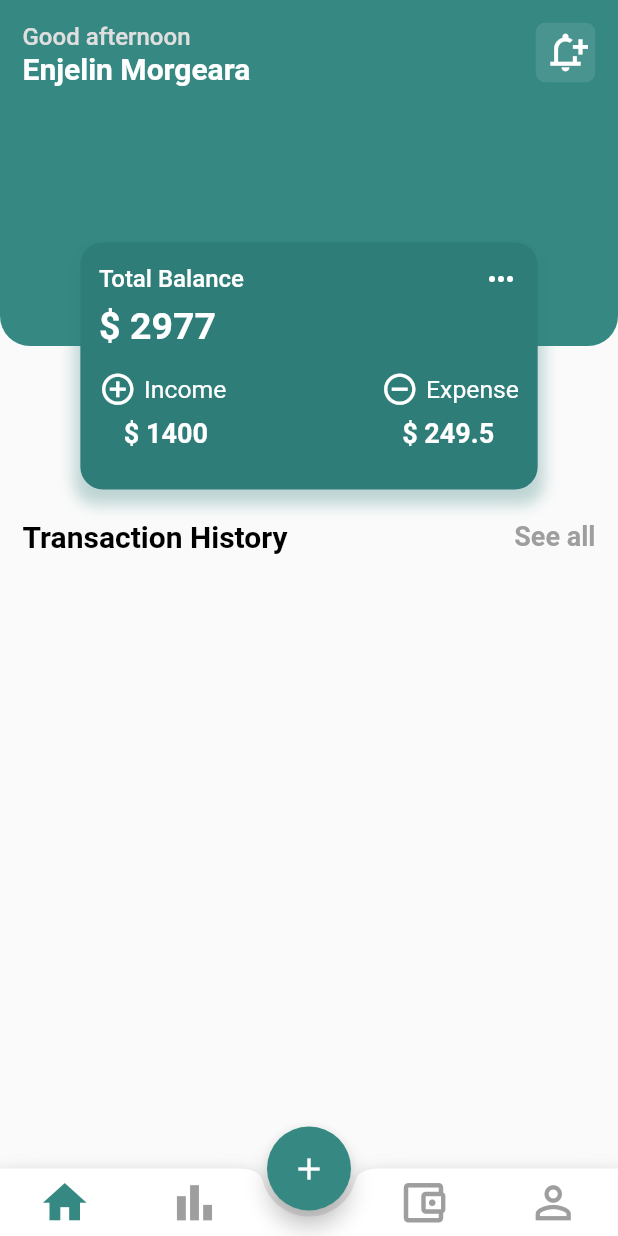
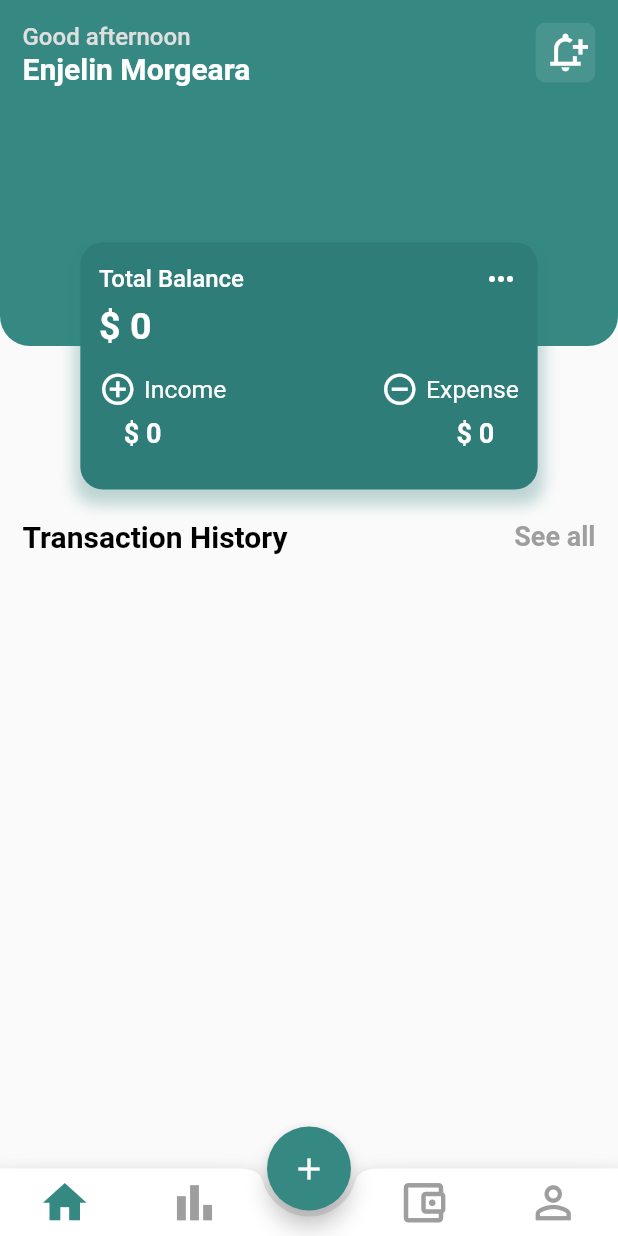
Before and after one commit to tuanvu9981/finance_app, a Flutter app: the screen it shows after launch, on a phone screen of 412 x 824 dp. Run offline on Flutter 3.47's test engine with Material 2 defaults, Android fonts, the phone set to English and light mode, and no system bars; our stand-ins replace hive, hive_flutter, syncfusion_flutter_charts; accounts and stored records are empty.

Commit message:
feat: add util functions to calculate current balance, income, expense

```diff
--- a/lib/screens/home.dart
+++ b/lib/screens/home.dart
@@ -1,4 +1,5 @@
 import 'package:finance_app/models/expense_data.dart';
+import 'package:finance_app/utils/utility.dart';
 import 'package:flutter/material.dart';
 import 'package:hive_flutter/hive_flutter.dart';
 import 'package:hive/hive.dart';
@@ -127,9 +128,9 @@ class HomeState extends State<Home> {
                   const SizedBox(height: 5.0),
 
                   // Total money
-                  const Text(
-                    '\$ 2977',
-                    style: TextStyle(
+                  Text(
+                    '\$ ${getCurrentBalance()}',
+                    style: const TextStyle(
                       fontWeight: FontWeight.bold,
                       fontSize: 25.0,
                       color: Colors.white,
@@ -184,18 +185,18 @@ class HomeState extends State<Home> {
                     padding: const EdgeInsets.symmetric(horizontal: 16.5),
                     child: Row(
                       mainAxisAlignment: MainAxisAlignment.spaceBetween,
-                      children: const [
+                      children: [
                         Text(
-                          '\$ 1400',
-                          style: TextStyle(
+                          '\$ ${getCurrentIncome()}',
+                          style: const TextStyle(
                             color: Colors.white,
                             fontSize: 18.0,
                             fontWeight: FontWeight.bold,
                           ),
                         ),
                         Text(
-                          '\$ 249.5',
-                          style: TextStyle(
+                          '\$ ${getCurrentExpense()}',
+                          style: const TextStyle(
                             color: Colors.white,
                             fontSize: 18.0,
                             fontWeight: FontWeight.bold,
--- a/lib/utils/utility.dart
+++ b/lib/utils/utility.dart
@@ -0,0 +1,42 @@
+import 'package:finance_app/models/expense_data.dart';
+import 'package:hive_flutter/hive_flutter.dart';
+
+int balance = 0;
+
+final box = Hive.box<ExpenseData>('data');
+
+int getCurrentBalance() {
+  var history2 = box.values.toList();
+  var array = [0, 0]; // avoid exception with reduce function
+  for (var i = 0; i < history2.length; i++) {
+    var amtVal = int.parse(history2[i].amount!);
+    array.add(history2[i].IN == 'Income' ? amtVal : -amtVal);
+  }
+  balance = array.reduce((value, element) => value + element);
+  // current balance
+  return balance;
+}
+
+int getCurrentIncome() {
+  var history2 = box.values.toList();
+  var array = [0, 0]; // avoid exception with reduce function
+  for (var i = 0; i < history2.length; i++) {
+    var amtVal = int.parse(history2[i].amount!);
+    array.add(history2[i].IN == 'Income' ? amtVal : 0);
+  }
+  balance = array.reduce((value, element) => value + element);
+  // current balance
+  return balance;
+}
+
+int getCurrentExpense() {
+  var history2 = box.values.toList();
+  var array = [0, 0]; // avoid exception with reduce function
+  for (var i = 0; i < history2.length; i++) {
+    var amtVal = int.parse(history2[i].amount!);
+    array.add(history2[i].IN == 'Income' ? 0 : -amtVal);
+  }
+  balance = array.reduce((value, element) => value + element);
+  // current balance
+  return balance;
+}
```
